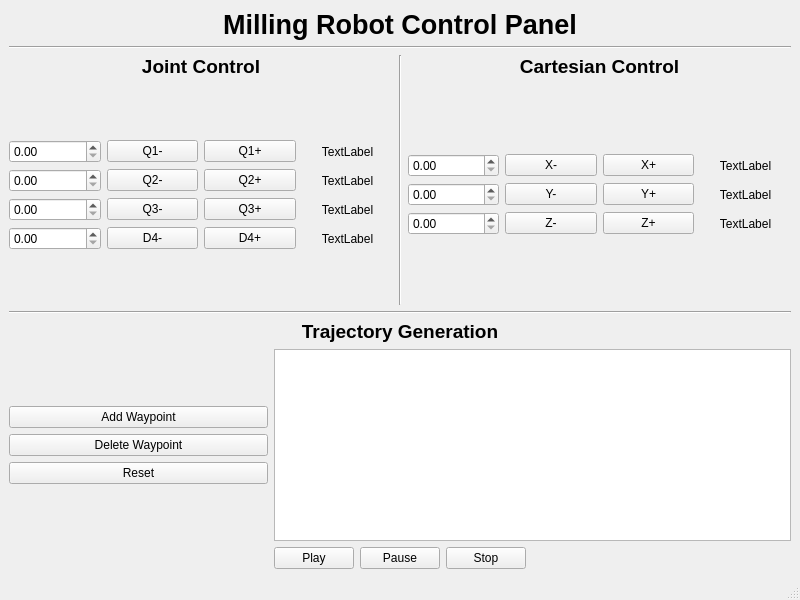
Old version of the form milling_robot_kinematics/milling_robot_kinematics/control_panel.ui in the repository MRT-Codebase/milling_robot.
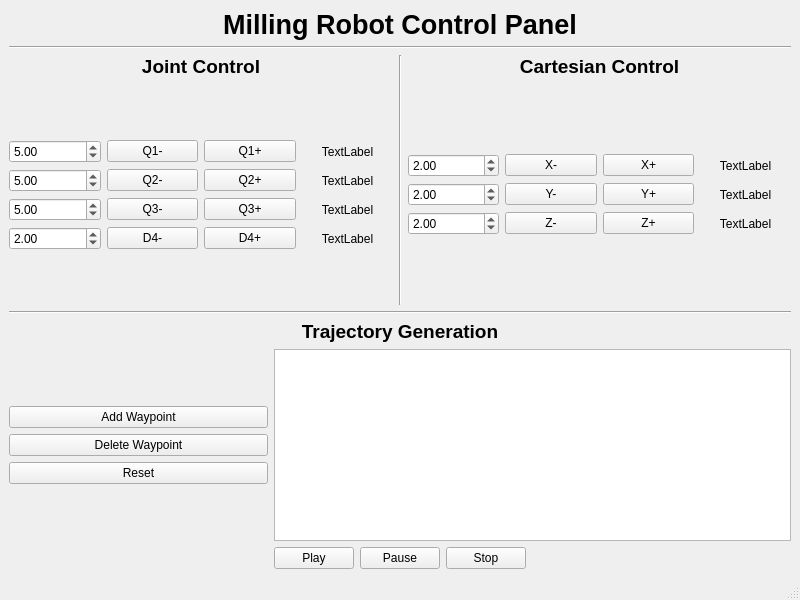
New version of the form.

```diff
--- a/milling_robot_kinematics/milling_robot_kinematics/control_panel.ui
+++ b/milling_robot_kinematics/milling_robot_kinematics/control_panel.ui
@@ -115,7 +115,11 @@
            </widget>
           </item>
           <item row="1" column="0">
-           <widget class="QDoubleSpinBox" name="q2_inc"/>
+           <widget class="QDoubleSpinBox" name="q2_inc">
+            <property name="value">
+             <double>5.000000000000000</double>
+            </property>
+           </widget>
           </item>
           <item row="3" column="2">
            <widget class="QPushButton" name="d4_plus">
@@ -132,7 +136,11 @@
            </widget>
           </item>
           <item row="0" column="0">
-           <widget class="QDoubleSpinBox" name="q1_inc"/>
+           <widget class="QDoubleSpinBox" name="q1_inc">
+            <property name="value">
+             <double>5.000000000000000</double>
+            </property>
+           </widget>
           </item>
           <item row="1" column="2">
            <widget class="QPushButton" name="q2_plus">
@@ -173,7 +181,11 @@
            </widget>
           </item>
           <item row="2" column="0">
-           <widget class="QDoubleSpinBox" name="q3_inc"/>
+           <widget class="QDoubleSpinBox" name="q3_inc">
+            <property name="value">
+             <double>5.000000000000000</double>
+            </property>
+           </widget>
           </item>
           <item row="1" column="3">
            <widget class="QLabel" name="q2_val">
@@ -186,7 +198,11 @@
            </widget>
           </item>
           <item row="3" column="0">
-           <widget class="QDoubleSpinBox" name="d4_inc"/>
+           <widget class="QDoubleSpinBox" name="d4_inc">
+            <property name="value">
+             <double>2.000000000000000</double>
+            </property>
+           </widget>
           </item>
           <item row="3" column="3">
            <widget class="QLabel" name="d4_val">
@@ -270,7 +286,11 @@
            </widget>
           </item>
           <item row="1" column="0">
-           <widget class="QDoubleSpinBox" name="y_inc"/>
+           <widget class="QDoubleSpinBox" name="y_inc">
+            <property name="value">
+             <double>2.000000000000000</double>
+            </property>
+           </widget>
           </item>
           <item row="1" column="3">
            <widget class="QLabel" name="y_val">
@@ -328,10 +348,18 @@
            </widget>
           </item>
           <item row="2" column="0">
-           <widget class="QDoubleSpinBox" name="z_inc"/>
+           <widget class="QDoubleSpinBox" name="z_inc">
+            <property name="value">
+             <double>2.000000000000000</double>
+            </property>
+           </widget>
           </item>
           <item row="0" column="0">
-           <widget class="QDoubleSpinBox" name="x_inc"/>
+           <widget class="QDoubleSpinBox" name="x_inc">
+            <property name="value">
+             <double>2.000000000000000</double>
+            </property>
+           </widget>
           </item>
           <item row="0" column="3">
            <widget class="QLabel" name="x_val">
```
Left out of the diff: 42 changed lines with no effect on the pictures.
